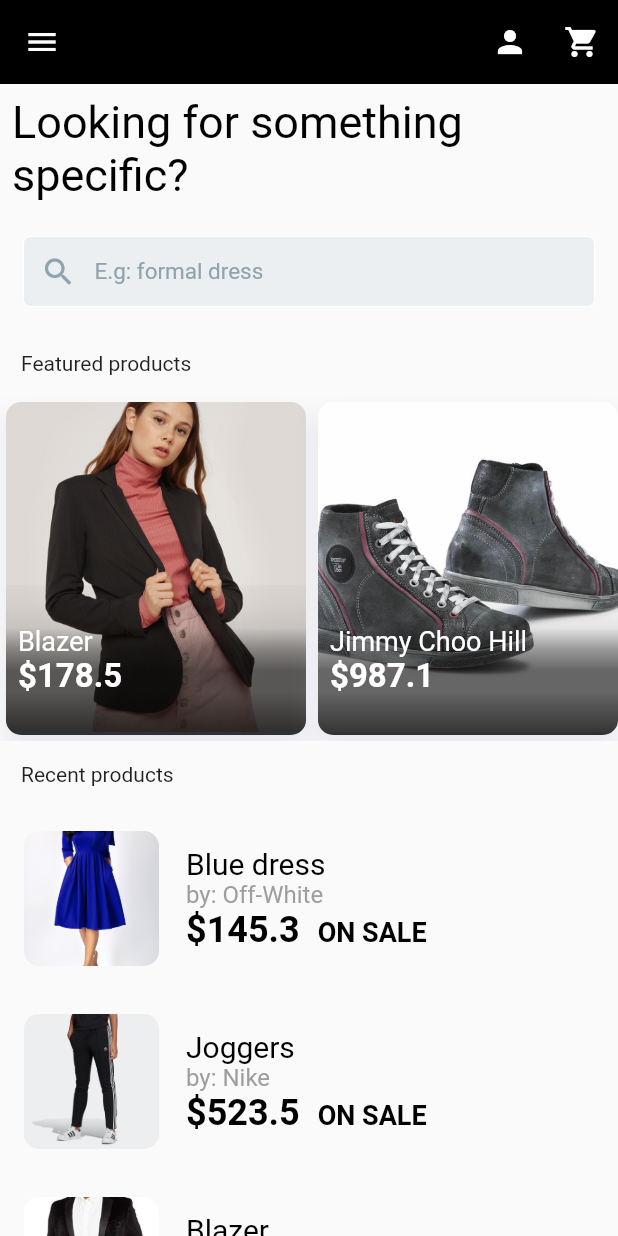
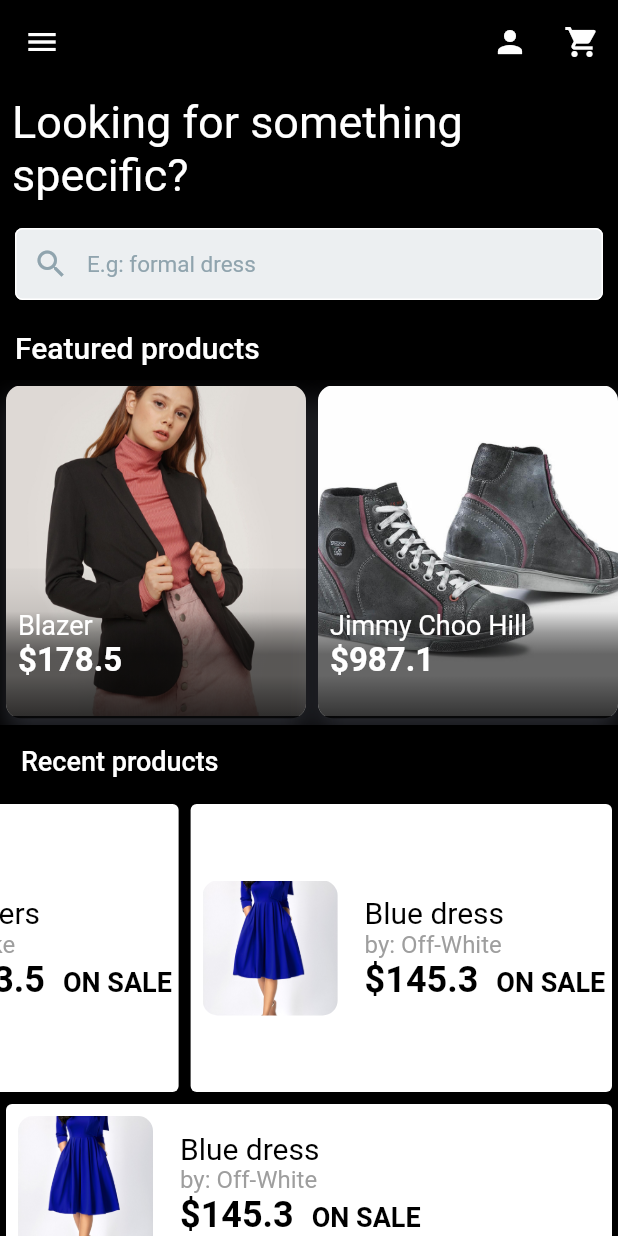
Before and after one commit to skaidevs/e_commerce, a Flutter app: the MyHomePage screen opened directly, on a phone screen of 412 x 824 dp. Run offline on Flutter 3.47's test engine with Material 2 defaults, Android fonts, the light colour scheme and no system bars; our stand-ins replace cloud_firestore, firebase_auth, fluttertoast, google_sign_in, shared_preferences; accounts and stored records are empty.

Commit message:
UI Changes

```diff
--- a/lib/db/Products.dart
+++ b/lib/db/Products.dart
@@ -1,5 +1,7 @@
 import 'package:e_commerce/widget/common.dart';
+import 'package:e_commerce/widget/featured_products.dart';
 import 'package:e_commerce/widget/products_card.dart';
+import 'package:e_commerce/widget/search.dart';
 import 'package:flutter/material.dart';
 
 class Products extends StatefulWidget {
@@ -52,20 +54,106 @@
       "brand": "Nike"
     },
   ];
+
   @override
   Widget build(BuildContext context) {
-    return ListView.builder(
+    return SingleChildScrollView(
+      child: Container(
+        color: Colors.black87,
+        child: Column(
+          children: <Widget>[
+            Padding(
+              padding: const EdgeInsets.all(8.0),
+              child: Text(
+                'Looking for something specific?',
+                style: TextStyle(
+                    fontSize: 30,
+                    color: Colors.white,
+                    fontWeight: FontWeight.w400),
+              ),
+            ),
+
+//          Search Text field
+            Search(),
+
+            //                featured products
+            Row(
+              children: <Widget>[
+                Padding(
+                  padding: const EdgeInsets.all(10.0),
+                  child: Container(
+                      alignment: Alignment.centerLeft,
+                      child: new Text(
+                        'Featured products',
+                        style: TextStyle(
+                            fontSize: 20.0,
+                            fontWeight: FontWeight.w500,
+                            color: white),
+                      )),
+                ),
+              ],
+            ),
+            FeaturedProducts(),
+
+//                recent products
+            Row(
+              children: <Widget>[
+                Padding(
+                  padding: const EdgeInsets.all(14.0),
+                  child: Container(
+                      alignment: Alignment.centerLeft,
+                      child: new Text(
+                        'Recent products',
+                        style: TextStyle(
+                            fontSize: 18.0,
+                            fontWeight: FontWeight.w500,
+                            color: white),
+                      )),
+                ),
+              ],
+            ),
+
+            SizedBox(
+              height: 200.0,
+              child: ListView.builder(
+                physics: ClampingScrollPhysics(),
+                shrinkWrap: true,
+                scrollDirection: Axis.horizontal,
                 itemCount: productList.length,
-        itemBuilder: (BuildContext context, int index) {
-          return Padding(
-            padding: const EdgeInsets.all(8.0),
+                reverse: true,
+                itemBuilder: (BuildContext context, int index) => Card(
+                  child: Center(
                     child: ProductCard(
                         name: productList[index]['name'],
                         price: productList[index]['price'],
                         picture: productList[index]['pictures'],
                         brand: productList[index]['brand'],
                         onSale: productList[index]["on_sale"]),
+                  ),
+                ),
+              ),
+            ),
+            SizedBox(
+              child: ListView.builder(
+                physics: ClampingScrollPhysics(),
+                shrinkWrap: true,
+                scrollDirection: Axis.vertical,
+                itemCount: productList.length,
+                itemBuilder: (BuildContext context, int index) => Card(
+                  child: Center(
+                    child: ProductCard(
+                        name: productList[index]['name'],
+                        price: productList[index]['price'],
+                        picture: productList[index]['pictures'],
+                        brand: productList[index]['brand'],
+                        onSale: productList[index]["on_sale"]),
+                  ),
+                ),
+              ),
+            ),
+          ],
+        ),
+      ),
     );
-        });
   }
 }
--- /dev/null
+++ b/lib/db/featured_products.dart
@@ -0,0 +1,14 @@
+import 'package:flutter/material.dart';
+
+class FeaturedProducts extends StatefulWidget {
+  @override
+  _FeaturedProductsState createState() => _FeaturedProductsState();
+}
+
+class _FeaturedProductsState extends State<FeaturedProducts> {
+
+  @override
+  Widget build(BuildContext context) {
+    return FeaturedProduct();
+  }
+}
--- a/lib/screens/home.dart
+++ b/lib/screens/home.dart
@@ -1,4 +1,5 @@
 import 'package:e_commerce/db/Products.dart';
+import 'package:e_commerce/widget/common.dart';
 import 'package:e_commerce/widget/featured_products.dart';
 import 'package:flutter/material.dart';
 import 'package:e_commerce/widget/search.dart';
@@ -146,58 +147,6 @@
             ],
           ),
         ),
-      body: ListView(
-        children: <Widget>[
-          Container(
-            child: Column(
-              children: <Widget>[
-                Padding(
-                  padding: const EdgeInsets.all(8.0),
-                  child: Text(
-                    'Looking for something specific?',
-                    style: TextStyle(
-                        fontSize: 30,
-                        color: Colors.black,
-                        fontWeight: FontWeight.w400),
-                  ),
-                ),
-
-                //          Search Text field
-                Search(),
-
-//            featured products
-                Row(
-                  children: <Widget>[
-                    Padding(
-                      padding: const EdgeInsets.all(14.0),
-                      child: Container(
-                          alignment: Alignment.centerLeft,
-                          child: new Text('Featured products')),
-                    ),
-                  ],
-                ),
-                FeaturedProducts(),
-
-//          recent products
-                Row(
-                  children: <Widget>[
-                    Padding(
-                      padding: const EdgeInsets.all(14.0),
-                      child: Container(
-                          alignment: Alignment.centerLeft,
-                          child: new Text('Recent products')),
-                    ),
-                  ],
-                ),
-              ],
-            ),
-          ),
-          Container(
-            height: 400.0,
-            child: Products(),
-          ),
-        ],
-      ),
-    );
+        body: Container(color: black, child: Products()));
   }
 }
--- a/lib/widget/products_card.dart
+++ b/lib/widget/products_card.dart
@@ -1,3 +1,4 @@
+import 'package:e_commerce/screens/product_details.dart';
 import 'package:e_commerce/widget/common.dart';
 import 'package:flutter/material.dart';
 
@@ -17,7 +18,20 @@
 
   @override
   Widget build(BuildContext context) {
-    return Container(
+    return InkWell(
+      onTap: () {
+        Navigator.of(context).push(
+          MaterialPageRoute(
+            builder: (context) => ProductDetails(
+              productName: name,
+              productBrand: brand,
+              productPicture: picture,
+              productPrice: price,
+            ),
+          ),
+        );
+      },
+      child: Container(
         child: Row(
           children: <Widget>[
             Padding(
@@ -57,6 +71,7 @@
               ], style: TextStyle(color: Colors.black)),
             )
           ],
+        ),
       ),
     );
   }
--- a/lib/widget/search.dart
+++ b/lib/widget/search.dart
@@ -9,7 +9,7 @@
   @override
   Widget build(BuildContext context) {
     return Padding(
-      padding: EdgeInsets.all(15),
+      padding: EdgeInsets.all(10),
       child: Container(
         decoration: BoxDecoration(
           color: Colors.blueGrey[50],
```
Also changed, not shown: lib/screens/product_details.dart (+48 -48 lines), lib/widget/featured_card.dart (+9 -2 lines). Lines whose indentation alone changed are shown as unchanged.
